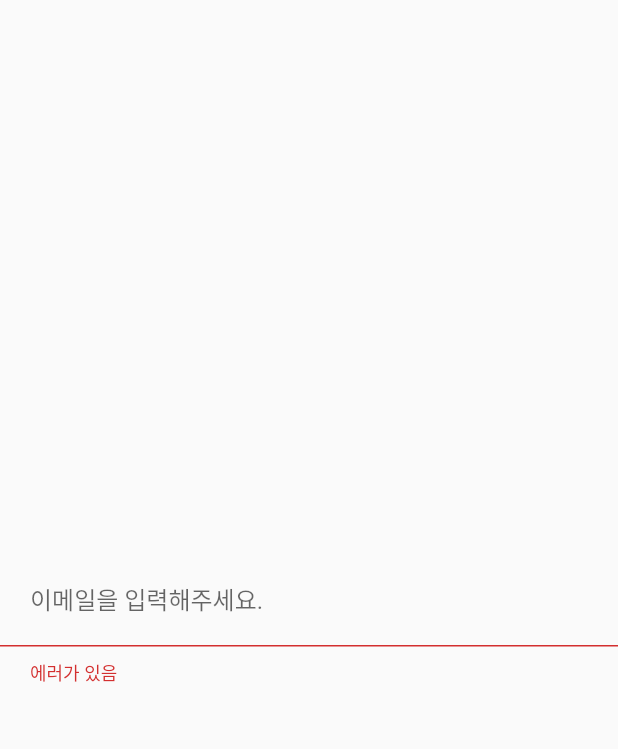
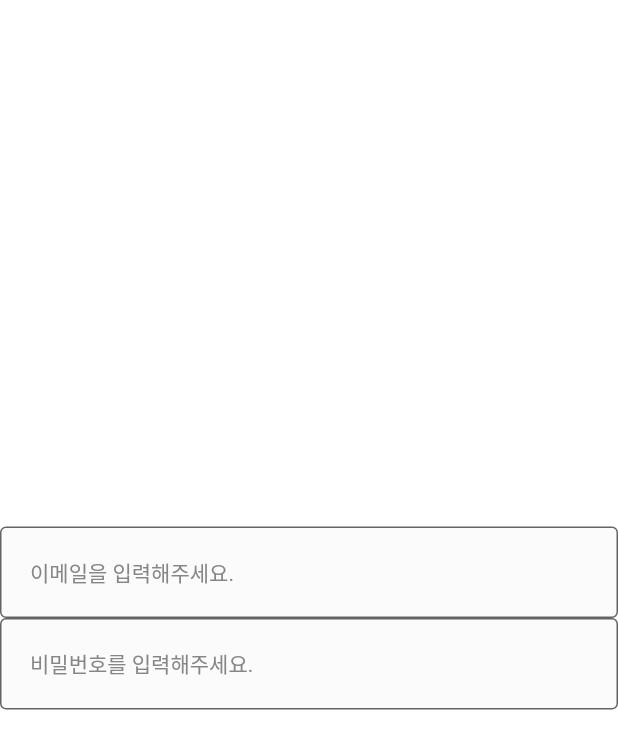
Before and after one commit to fluorjo/inf_cf, a Flutter app: the screen it shows after launch, on a phone screen of 412 x 824 dp. Shown: the top 749 px of the screen. Run offline on Flutter 3.47's test engine with Material 2 defaults, Android fonts, the phone set to English and light mode, and no system bars.

Commit message:
2.텍스트필드 디자인

```diff
--- a/lib/common/component/custom_text_form_field.dart
+++ b/lib/common/component/custom_text_form_field.dart
@@ -4,19 +4,54 @@ import 'package:inf_cf/common/const/colors.dart';
 class CustomTextFormField extends StatelessWidget {
   final String? hintText;
   final String? errorText;
+  final bool obscureText;
+  final bool autofocus;
+  final ValueChanged<String>? onChanged;
+
   const CustomTextFormField({
+
+    required this.onChanged,
     this.hintText,
     this.errorText,
-    Key? key}) : super(key: key);
+    this.obscureText=false,
+    this.autofocus=false,
+     Key? key})
+      : super(key: key);
 
   @override
   Widget build(BuildContext context) {
+    final baseBorder = OutlineInputBorder(
+        borderSide: BorderSide(
+      color: INPUT_BORDER_COLOR,
+      width: 1.0,
+    ));
+
     return TextFormField(
       cursorColor: PRIMARY_COLOR,
+      //비밀번호
+      obscureText: obscureText,
+      //앱 시작 시? 혹은 이 화면 들어올 때? 자동으로 이 텍스트필드 활성화.
+      autofocus: autofocus,
+      //값 변경 시 실행되는 콜백
+      onChanged: onChanged,
       decoration: InputDecoration(
         contentPadding: EdgeInsets.all(20),
         hintText: hintText,
-        errorText: '에러가 있음'
+        errorText: errorText,
+        hintStyle: TextStyle(
+          color: BODY_TEXT_COLOR,
+          fontSize: 14.0,
+        ),
+        fillColor: INPUT_BG_COLOR,
+        filled: true,
+        //border= 모든 인풋 상태의 기본 스타일 세팅
+        border: baseBorder,
+        //선택됐을 때의 스타일.
+        focusedBorder: baseBorder.copyWith(
+          borderSide: baseBorder.borderSide.copyWith(
+            color: PRIMARY_COLOR
+          )
+        )
       ),
     );
   }
--- a/lib/main.dart
+++ b/lib/main.dart
@@ -13,12 +13,22 @@ class _App extends StatelessWidget {
     return MaterialApp(
       debugShowCheckedModeBanner: false,
       home: Scaffold(
+        backgroundColor: Colors.white,
         body: Column(
           mainAxisAlignment: MainAxisAlignment.center,
           children: [
             CustomTextFormField(
-              hintText:"이메일을 입력해주세요."
-            )
+              hintText:"이메일을 입력해주세요.",onChanged: (String value) {
+
+              }
+              ),
+            CustomTextFormField(
+              hintText:"비밀번호를 입력해주세요.",onChanged: (String value) {
+
+              },
+              obscureText: true,
+              ),
+
           ],
         ),
       ),
```
